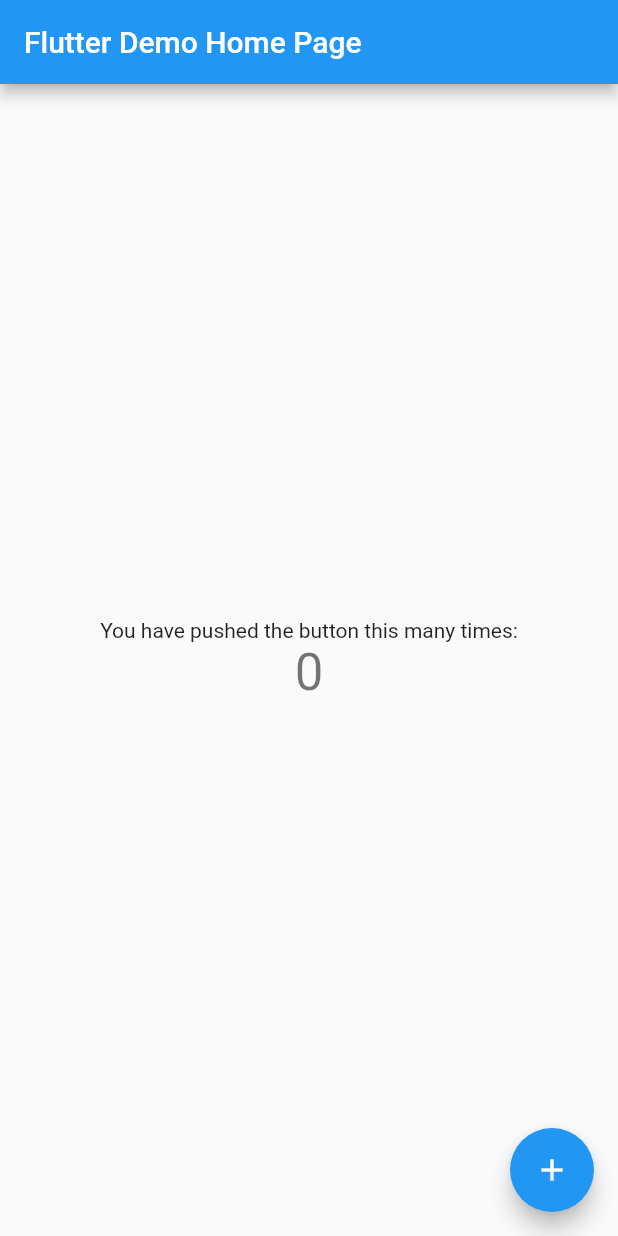
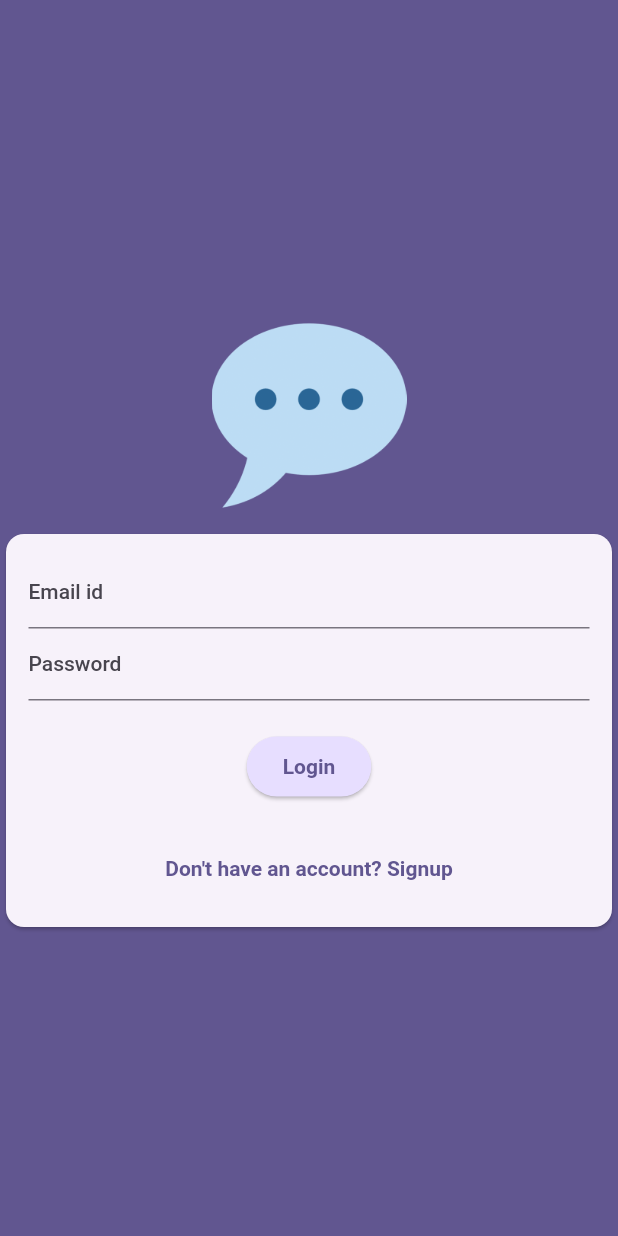
Before and after one commit to manojmv24/chat_app, a Flutter app: the screen it shows after launch, on a phone screen of 412 x 824 dp. Run offline on Flutter 3.47's test engine with Material 2 defaults, Android fonts, the phone set to English and light mode, and no system bars; our stand-ins replace firebase_core; accounts and stored records are empty.

Commit message:
login and signup forms are completed

```diff
--- a/lib/main.dart
+++ b/lib/main.dart
@@ -1,115 +1,25 @@
+import 'package:chat_app_four/screens/auth_screen.dart';
+import 'package:firebase_core/firebase_core.dart';
 import 'package:flutter/material.dart';
 
-void main() {
+import 'firebase_options.dart';
+
+void main() async {
+  WidgetsFlutterBinding.ensureInitialized();
+  await Firebase.initializeApp(options: DefaultFirebaseOptions.currentPlatform);
   runApp(const MyApp());
 }
 
 class MyApp extends StatelessWidget {
-  const MyApp({super.key});
+  const MyApp({Key? key}) : super(key: key);
 
-  // This widget is the root of your application.
   @override
   Widget build(BuildContext context) {
     return MaterialApp(
-      title: 'Flutter Demo'
-      theme: ThemeData(
-        // This is the theme of your application.
-        //
-        // Try running your application with "flutter run". You'll see the
-        // application has a blue toolbar. Then, without quitting the app, try
-        // changing the primarySwatch below to Colors.green and then invoke
-        // "hot reload" (press "r" in the console where you ran "flutter run",
-        // or simply save your changes to "hot reload" in a Flutter IDE).
-        // Notice that the counter didn't reset back to zero; the application
-        // is not restarted.
-        primarySwatch: Colors.blue,
-      ),
-      home: const MyHomePage(title: 'Flutter Demo Home Page'),
+      theme: ThemeData().copyWith(
+          useMaterial3: true,
+          colorScheme: ColorScheme.fromSeed(seedColor: const Color.fromARGB(255, 65, 17, 177))),
+      home: AuthScreen(),
     );
   }
 }
-
-class MyHomePage extends StatefulWidget {
-  const MyHomePage({super.key, required this.title});
-
-  // This widget is the home page of your application. It is stateful, meaning
-  // that it has a State object (defined below) that contains fields that affect
-  // how it looks.
-
-  // This class is the configuration for the state. It holds the values (in this
-  // case the title) provided by the parent (in this case the App widget) and
-  // used by the build method of the State. Fields in a Widget subclass are
-  // always marked "final".
-
-  final String title;
-
-  @override
-  State<MyHomePage> createState() => _MyHomePageState();
-}
-
-class _MyHomePageState extends State<MyHomePage> {
-  int _counter = 0;
-
-  void _incrementCounter() {
-    setState(() {
-      // This call to setState tells the Flutter framework that something has
-      // changed in this State, which causes it to rerun the build method below
-      // so that the display can reflect the updated values. If we changed
-      // _counter without calling setState(), then the build method would not be
-      // called again, and so nothing would appear to happen.
-      _counter++;
-    });
-  }
-
-  @override
-  Widget build(BuildContext context) {
-    // This method is rerun every time setState is called, for instance as done
-    // by the _incrementCounter method above.
-    //
-    // The Flutter framework has been optimized to make rerunning build methods
-    // fast, so that you can just rebuild anything that needs updating rather
-    // than having to individually change instances of widgets.
-    return Scaffold(
-      appBar: AppBar(
-        // Here we take the value from the MyHomePage object that was created by
-        // the App.build method, and use it to set our appbar title.
-        title: Text(widget.title),
-      ),
-      body: Center(
-        // Center is a layout widget. It takes a single child and positions it
-        // in the middle of the parent.
-        child: Column(
-          // Column is also a layout widget. It takes a list of children and
-          // arranges them vertically. By default, it sizes itself to fit its
-          // children horizontally, and tries to be as tall as its parent.
-          //
-          // Invoke "debug painting" (press "p" in the console, choose the
-          // "Toggle Debug Paint" action from the Flutter Inspector in Android
-          // Studio, or the "Toggle Debug Paint" command in Visual Studio Code)
-          // to see the wireframe for each widget.
-          //
-          // Column has various properties to control how it sizes itself and
-          // how it positions its children. Here we use mainAxisAlignment to
-          // center the children vertically; the main axis here is the vertical
-          // axis because Columns are vertical (the cross axis would be
-          // horizontal).
-          mainAxisAlignment: MainAxisAlignment.center,
-          children: <Widget>[
-            const Text(
-              'You have pushed the button this many times:',
-            ),
-            Text(
-              '$_counter',
-              style: Theme.of(context).textTheme.headlineMedium,
-            ),
-          ],
-        ),
-      ),
-      floatingActionButton: FloatingActionButton(
-        onPressed: _incrementCounter,
-        tooltip: 'Increment',
-        child: const Icon(Icons.add),
-      ), // This trailing comma makes auto-formatting nicer for build methods.
-    );
-  }
-}
--- /dev/null
+++ b/lib/screens/auth_screen.dart
@@ -0,0 +1,118 @@
+import 'package:chat_app_four/widgets/image_widget.dart';
+import 'package:flutter/material.dart';
+
+class AuthScreen extends StatefulWidget {
+  const AuthScreen({Key? key}) : super(key: key);
+
+  @override
+  State<AuthScreen> createState() => _AuthScreenState();
+}
+
+class _AuthScreenState extends State<AuthScreen> {
+  bool login = true;
+  var email_id = "";
+  var password = "";
+  var formkey = GlobalKey<FormState>();
+
+  void validateForm() {
+    if (formkey.currentState!.validate()) {
+      formkey.currentState!.save();
+      ScaffoldMessenger.of(context).showSnackBar(
+        SnackBar(
+          content: Text("email id:$email_id, password:$password "),
+        ),
+      );
+
+      if (login) {
+      } else {}
+    }
+  }
+
+  @override
+  Widget build(BuildContext context) {
+    return Scaffold(
+      backgroundColor: Theme.of(context).colorScheme.primary,
+      body: Center(
+          child: SingleChildScrollView(
+        child: Column(mainAxisAlignment: MainAxisAlignment.center, children: [
+          Container(
+            padding: const EdgeInsets.all(10),
+            width: 150,
+            child: Image.asset('assets/images/chat.png'),
+          ),
+          Card(
+            child: Padding(
+              padding: const EdgeInsetsDirectional.all(15),
+              child: SingleChildScrollView(
+                  child: Form(
+                      key: formkey,
+                      child: Column(
+                        mainAxisSize: MainAxisSize.min,
+                        children: [
+                          if (!login) const ImageWidget(),
+                          TextFormField(
+                            decoration: const InputDecoration(labelText: "Email id"),
+                            autocorrect: false,
+                            keyboardType: TextInputType.emailAddress,
+                            validator: (value) {
+                              if (value == null || value.trim().isEmpty || !value.contains("@")) {
+                                return 'enter valid email address';
+                              }
+                              return null;
+                            },
+                            onSaved: (newValue) {
+                              email_id = newValue!;
+                            },
+                          ),
+                          TextFormField(
+                            decoration: const InputDecoration(labelText: "Password"),
+                            autocorrect: false,
+                            obscureText: true,
+                            validator: (value) {
+                              if (value == null || value.trim().isEmpty || value.length <= 5) {
+                                return 'Enter a valid password';
+                              }
+                              return null;
+                            },
+                            onSaved: (newValue) {
+                              password = newValue!;
+                            },
+                          ),
+                          const SizedBox(
+                            height: 20,
+                          ),
+                          ElevatedButton(
+                            onPressed: () {
+                              validateForm();
+                            },
+                            style: ElevatedButton.styleFrom(
+                                backgroundColor: Theme.of(context).colorScheme.primaryContainer),
+                            child: Text(
+                              login ? "Login" : "Signup",
+                              style: const TextStyle(fontWeight: FontWeight.bold),
+                            ),
+                          ),
+                          const SizedBox(
+                            height: 20,
+                          ),
+                          TextButton(
+                              onPressed: () {
+                                setState(() {
+                                  login = !login;
+                                });
+                              },
+                              child: Text(
+                                login
+                                    ? "Don't have an account? Signup"
+                                    : "Have an account already? Login",
+                                style: const TextStyle(fontWeight: FontWeight.bold),
+                              ))
+                        ],
+                      ))),
+            ),
+          )
+        ]),
+      )),
+    );
+  }
+}
--- a/pubspec.yaml
+++ b/pubspec.yaml
@@ -64,8 +64,8 @@
   uses-material-design: true
 
   # To add assets to your application, add an assets section, like this:
-  # assets:
-  #   - images/a_dot_burr.jpeg
+  assets:
+    - assets/images/
   #   - images/a_dot_ham.jpeg
 
   # An image asset can refer to one or more resolution-specific "variants", see
```
Also changed, not shown: lib/widgets/image_widget.dart (added, +31 -0 lines), lib/widgets/user_image.dart (added, +30 -0 lines), assets/images/chat.png (added), pubspec.lock, 1 other file.
